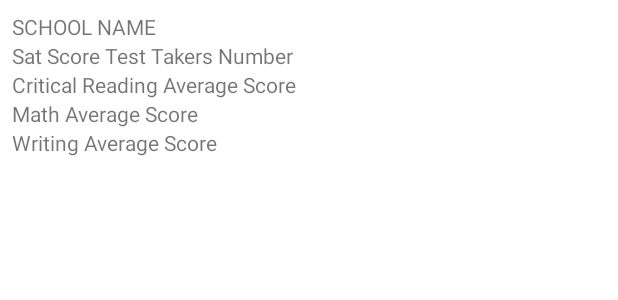
After one commit to ArturoMarmolejo/FirstNetworkApi, an Android app: the layout fragment_school_details.xml on its own in the app's theme, with its tools: preview values and no code run, on a phone screen of 412 x 824 dp. The commit adds this screen. Shown: the top 300 px of the screen. Run offline under Robolectric (Android 15) with nearby library versions, the phone set to English and light mode, and no system bars.

Commit message:
Created layouts for school Details and corrected Fragments. Issues to load up viewModel

```diff
--- a/app/src/main/java/com/example/firstnetworkapi/adapter/SchoolAdapter.kt
+++ b/app/src/main/java/com/example/firstnetworkapi/adapter/SchoolAdapter.kt
@@ -74,10 +74,6 @@ class SchoolAdapter(
         }
     }
 
-    fun setFilterList(filteredList: List<SchoolsItem>) {
-        schoolSet.clear()
-        updateSchools(filteredList)
-    }
 }
 
 class SchoolViewHolder(
--- a/app/src/main/java/com/example/firstnetworkapi/model/SatScoresItem.kt
+++ b/app/src/main/java/com/example/firstnetworkapi/model/SatScoresItem.kt
@@ -1,8 +1,11 @@
 package com.example.firstnetworkapi.model
 
 
+import com.google.gson.annotations.JsonAdapter
 import com.google.gson.annotations.SerializedName
+import com.squareup.moshi.JsonClass
 
+@JsonClass(generateAdapter = true)
 data class SatScoresItem(
     @SerializedName("dbn")
     val dbn: String = "",
--- a/app/src/main/java/com/example/firstnetworkapi/model/SchoolsItem.kt
+++ b/app/src/main/java/com/example/firstnetworkapi/model/SchoolsItem.kt
@@ -2,7 +2,9 @@ package com.example.firstnetworkapi.model
 
 
 import com.google.gson.annotations.SerializedName
+import com.squareup.moshi.JsonClass
 
+@JsonClass(generateAdapter = true)
 data class SchoolsItem(
 
     @SerializedName("city")
--- /dev/null
+++ b/app/src/main/res/layout/fragment_school_details.xml
@@ -0,0 +1,39 @@
+<?xml version="1.0" encoding="utf-8"?>
+<LinearLayout xmlns:android="http://schemas.android.com/apk/res/android"
+    xmlns:tools="http://schemas.android.com/tools"
+    android:layout_width="match_parent"
+    android:layout_height="match_parent"
+    android:padding="8dp"
+    android:orientation="vertical"
+    tools:context=".views.SchoolDetailsFragment">
+
+    <TextView
+        android:id="@+id/school_name"
+        android:text="@string/school_name"
+        android:layout_width="match_parent"
+        android:layout_height="wrap_content"/>
+
+    <TextView
+        android:id="@+id/num_of_sat_test_takers"
+        android:text="@string/sat_score_test_takers_number"
+        android:layout_width="match_parent"
+        android:layout_height="wrap_content"/>
+
+    <TextView
+        android:id="@+id/sat_critical_reading_avg_score"
+        android:text="@string/critical_reading_average_score"
+        android:layout_width="match_parent"
+        android:layout_height="wrap_content"/>
+    <TextView
+        android:id="@+id/sat_math_avg_score"
+        android:text="@string/math_average_score"
+        android:layout_width="match_parent"
+        android:layout_height="wrap_content"/>
+
+    <TextView
+        android:id="@+id/sat_writing_avg_score"
+        android:text="@string/writing_average_score"
+        android:layout_width="match_parent"
+        android:layout_height="wrap_content"/>
+
+</LinearLayout>
--- a/app/src/main/res/values/strings.xml
+++ b/app/src/main/res/values/strings.xml
@@ -7,4 +7,12 @@
     <string name="someOtherString">Other</string>
     <!-- TODO: Remove or change this placeholder text -->
     <string name="hello_blank_fragment">Hello blank fragment</string>
+    <string name="writingavgscore">WritingAvgScore</string>
+    <string name="mathavgscore">MathAvgScore</string>
+    <string name="criticalreadingavgscore">CriticalReadingAvgScore</string>
+    <string name="satscoretesttakersnumber">SatScoreTestTakersNumber</string>
+    <string name="sat_score_test_takers_number">Sat Score Test Takers Number</string>
+    <string name="critical_reading_average_score">Critical Reading Average Score</string>
+    <string name="math_average_score">Math Average Score</string>
+    <string name="writing_average_score">Writing Average Score</string>
 </resources>
--- a/build.gradle
+++ b/build.gradle
@@ -1,6 +1,6 @@
 // Top-level build file where you can add configuration options common to all sub-projects/modules.
 plugins {
-    id 'com.android.application' version '7.4.0' apply false
-    id 'com.android.library' version '7.4.0' apply false
+    id 'com.android.application' version '7.4.1' apply false
+    id 'com.android.library' version '7.4.1' apply false
     id 'org.jetbrains.kotlin.android' version '1.7.20' apply false
 }
```
Also changed, not shown: app/src/main/java/com/example/firstnetworkapi/MainActivity.kt (+10 -7 lines), app/src/main/java/com/example/firstnetworkapi/di/ApplicationModule.kt (+11 -0 lines), app/src/main/java/com/example/firstnetworkapi/utils/BaseFragment.kt (added, +24 -0 lines), app/src/main/java/com/example/firstnetworkapi/views/SchoolDetailsFragment.kt (+43 -64 lines), app/src/main/java/com/example/firstnetworkapi/views/SchoolListFragment.kt (renamed from app/src/main/java/com/example/firstnetworkapi/view/SchoolsFragment.kt, +19 -33 lines), app/src/main/res/layout/fragment_base.xml (renamed from app/src/main/res/layout/fragment_schools.xml, +5 -5 lines), app/src/main/res/layout/fragment_school_list.xml (added, +30 -0 lines).
